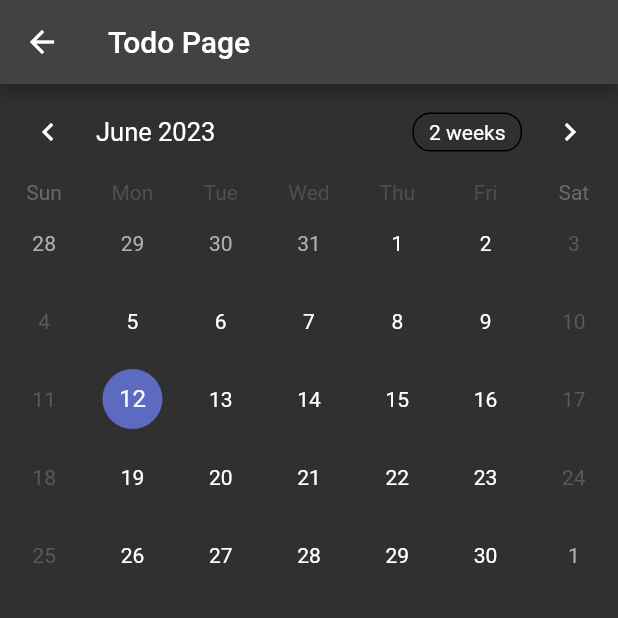
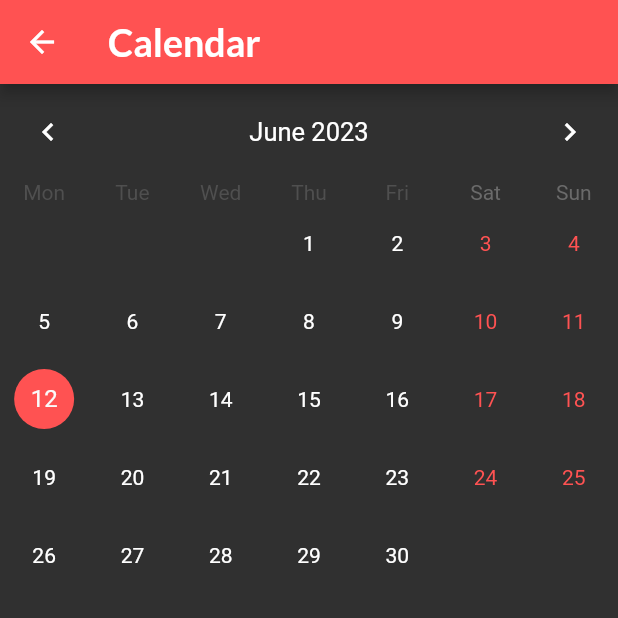
Before and after one commit to dev-shinde/Workspace, a Flutter app: the HomePage screen opened directly, item 4 of the bottom bar chosen, on a phone screen of 412 x 824 dp, the top half of it. Run offline on Flutter 3.47's test engine with Material 2 defaults, Android fonts, the phone set to English and light mode, and no system bars; drawn by our look-alikes of table_calendar; our stand-ins replace cloud_firestore, firebase_auth, firebase_core, firebase_storage, google_sign_in, percent_indicator and 1 more; accounts and stored records are empty.

Commit message:
new commit

```diff
--- a/lib/pages/calender.dart
+++ b/lib/pages/calender.dart
@@ -1,98 +1,115 @@
 import 'package:cloud_firestore/cloud_firestore.dart';
+import 'package:firebase_auth/firebase_auth.dart';
 import 'package:flutter/material.dart';
 import 'package:table_calendar/table_calendar.dart';
 
-class Calender extends StatefulWidget {
+class CalendarPage extends StatefulWidget {
+  const CalendarPage({Key? key}) : super(key: key);
+
   @override
-  _CalenderState createState() => _CalenderState();
+  _CalendarPageState createState() => _CalendarPageState();
 }
 
-class _CalenderState extends State<Calender> {
-  DateTime _selectedDate = DateTime.now();
-  late List<Map<String, dynamic>> _todoList;
+class _CalendarPageState extends State<CalendarPage> {
+  late CalendarFormat _calendarFormat;
+  late DateTime _selectedDate;
+  late DateTime _focusedDate;
+  late RangeSelectionMode _rangeSelectionMode;
+  CollectionReference ref = FirebaseFirestore.instance
+      .collection('users')
+      .doc(FirebaseAuth.instance.currentUser?.uid)
+      .collection('todo');
+
+  @override
+  void initState() {
+    super.initState();
+    _calendarFormat = CalendarFormat.month;
+    _selectedDate = DateTime.now();
+    _focusedDate = DateTime.now();
+    _rangeSelectionMode = RangeSelectionMode.toggledOn;
+  }
+
+  void _onDaySelected(DateTime selectedDate, DateTime focusedDate) {
+    setState(() {
+      _selectedDate = selectedDate;
+      _focusedDate = focusedDate;
+    });
+  }
 
   @override
   Widget build(BuildContext context) {
     return Scaffold(
       appBar: AppBar(
-        title: Text('Todo Page'),
+        title: Text(
+          'Calendar',
+          style: TextStyle(
+            fontSize: 25.0,
+            fontFamily: "lato",
+            fontWeight: FontWeight.bold,
+            color: Colors.white,
+          ),
+        ),
+        backgroundColor: Colors.redAccent,
       ),
       body: Column(
         children: [
-          _buildCalendar(),
-          SizedBox(height: 20),
-          _buildTodoList(),
+          TableCalendar(
+            calendarFormat: _calendarFormat,
+            focusedDay: _focusedDate,
+            firstDay: DateTime.utc(2010, 1, 1),
+            lastDay: DateTime.utc(2030, 12, 31),
+            startingDayOfWeek: StartingDayOfWeek.monday,
+            calendarStyle: CalendarStyle(
+              selectedDecoration: BoxDecoration(
+                color: Colors.blue[400],
+                shape: BoxShape.circle,
+              ),
+              todayDecoration: BoxDecoration(
+                color: Colors.redAccent,
+                shape: BoxShape.circle,
+              ),
+              weekendTextStyle: TextStyle(color: Colors.redAccent),
+              outsideDaysVisible: false,
+            ),
+            headerStyle: HeaderStyle(
+              formatButtonVisible: false,
+              titleCentered: true,
+            ),
+            rangeSelectionMode: _rangeSelectionMode,
+            onDaySelected: _onDaySelected,
+          ),
+          SizedBox(height: 16),
+          Expanded(
+            child: StreamBuilder<QuerySnapshot>(
+              stream: ref.where('date', isEqualTo: Timestamp.fromDate(_selectedDate)).snapshots(),
+              builder: (context, snapshot) {
+                if (snapshot.hasData) {
+                  return ListView.builder(
+                    itemCount: snapshot.data?.docs.length,
+                    itemBuilder: (context, index) {
+                      QueryDocumentSnapshot<Object?> document =
+                      snapshot.data!.docs[index]
+                      as QueryDocumentSnapshot<Object?>;
+                      Map<String, dynamic> data =
+                      document.data() as Map<String, dynamic>;
+
+                      return ListTile(
+                        title: Text("${data['todo'] ?? 'No todo'}"),
+                        subtitle: Text(
+                            "${data['date']?.toDate().toString() ?? 'No date'}"),
+                      );
+                    },
+                  );
+                } else {
+                  return Center(
+                    child: Text('No todos for selected date'),
+                  );
+                }
+              },
+            ),
+          ),
         ],
       ),
     );
   }
-
-  Widget _buildCalendar() {
-    return TableCalendar(
-      firstDay: DateTime(DateTime.now().year - 1),
-      lastDay: DateTime(DateTime.now().year + 1),
-      focusedDay: _selectedDate,
-      selectedDayPredicate: (day) => isSameDay(_selectedDate, day),
-      onDaySelected: (selectedDay, focusedDay) {
-        setState(() {
-          _selectedDate = selectedDay;
-        });
-      },
-      // Add other configuration options for the calendar if needed
-      // ...
-    );
-  }
-
-  Widget _buildTodoList() {
-    return StreamBuilder<QuerySnapshot>(
-      stream: FirebaseFirestore.instance
-          .collection('todo')
-          .where('date', isEqualTo: _selectedDate)
-          .snapshots(),
-      builder: (context, snapshot) {
-        if (snapshot.hasData) {
-          _todoList = snapshot.data!.docs.map((doc) => doc.data()).toList().cast<Map<String, dynamic>>();
-          return ListView.builder(
-            itemCount: _todoList.length,
-            shrinkWrap: true,
-            itemBuilder: (context, index) {
-              final todo = _todoList[index];
-              final bool isAllChecked = _isAllChecked(todo);
-
-              return Card(
-                color: isAllChecked ? Colors.green : Colors.red,
-                child: ListTile(
-                  leading: Checkbox(
-                    value: todo['checked'],
-                    onChanged: (value) {
-                      setState(() {
-                        todo['checked'] = value;
-                      });
-                      _updateTodoItem(todo);
-                    },
-                  ),
-                  title: Text(todo['title']),
-                  // Add other fields or UI components as needed
-                  // ...
-                ),
-              );
-            },
-          );
-        } else {
-          return CircularProgressIndicator();
-        }
-      },
-    );
-  }
-
-  bool _isAllChecked(Map<String, dynamic> todo) {
-    return _todoList.every((t) => t['checked']);
-  }
-
-  void _updateTodoItem(Map<String, dynamic> todo) {
-    final docRef = FirebaseFirestore.instance
-        .collection('todo')
-        .doc(todo['id'].toString());
-    docRef.update(todo);
-  }
 }
```
Also changed, not shown: lib/pages/base.dart (+73 -10 lines), lib/pages/incomplete_task.dart (+13 -29 lines), lib/pages/profile_page.dart (added, +75 -0 lines), lib/pages/todo.dart (+9 -9 lines).
